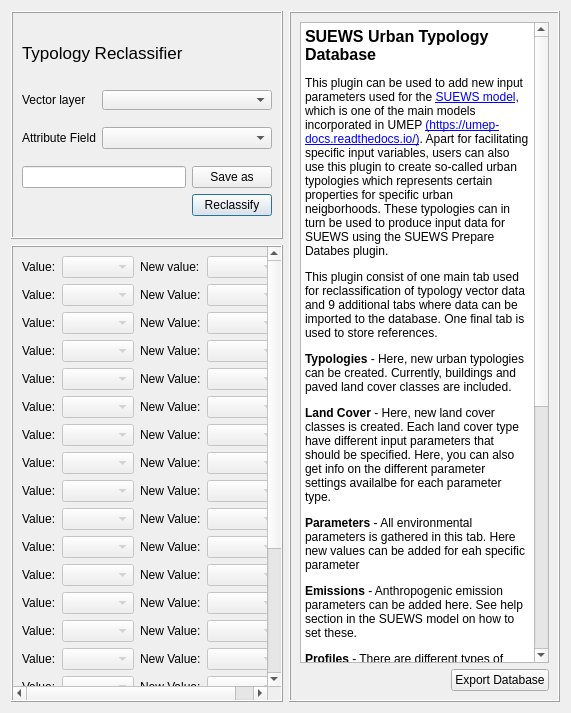
Qt form tabs/reclassifier_tab.ui (gusbacos/suews_database_manager) before a commit.
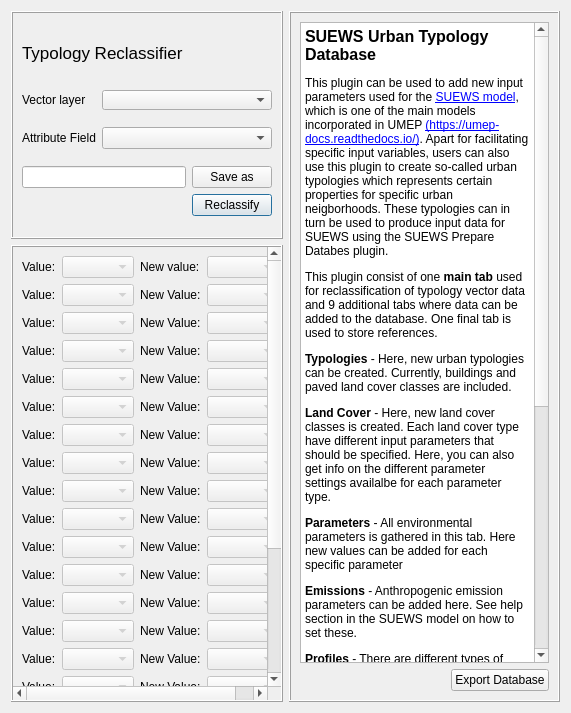
The same form after that commit. Custom widgets are drawn as their Qt base class.

Commit message: changed typology to landcover

What changed in the file:
```diff
--- a/tabs/reclassifier_tab.ui
+++ b/tabs/reclassifier_tab.ui
@@ -863,13 +863,13 @@
 &lt;/style&gt;&lt;/head&gt;&lt;body style=&quot; font-family:'MS Shell Dlg 2'; font-size:7.8pt; font-weight:400; font-style:normal;&quot;&gt;
 &lt;p style=&quot; margin-top:0px; margin-bottom:0px; margin-left:0px; margin-right:0px; -qt-block-indent:0; text-indent:0px;&quot;&gt;&lt;span style=&quot; font-size:12pt; font-weight:600;&quot;&gt;SUEWS Urban Typology Database&lt;/span&gt;&lt;/p&gt;
 &lt;p style=&quot; margin-top:12px; margin-bottom:12px; margin-left:0px; margin-right:0px; -qt-block-indent:0; text-indent:0px;&quot;&gt;&lt;span style=&quot; font-size:9pt;&quot;&gt;This plugin can be used to add new input parameters used for the &lt;/span&gt;&lt;a href=&quot;https://suews.readthedocs.io/en/latest/&quot;&gt;&lt;span style=&quot; font-size:9pt; text-decoration: underline; color:#0000ff;&quot;&gt;SUEWS model&lt;/span&gt;&lt;/a&gt;&lt;span style=&quot; font-size:9pt;&quot;&gt;, which is one of the main models incorporated in UMEP &lt;/span&gt;&lt;a href=&quot;https://umep-docs.readthedocs.io/en/latest/&quot;&gt;&lt;span style=&quot; font-size:9pt; text-decoration: underline; color:#0000ff;&quot;&gt;(https://umep-docs.readthedocs.io/)&lt;/span&gt;&lt;/a&gt;&lt;span style=&quot; font-size:9pt;&quot;&gt;. Apart for facilitating specific input variables, users can also use this plugin to create so-called urban typologies which represents certain properties for specific urban neigborhoods. These typologies can in turn be used to produce input data for SUEWS using the SUEWS Prepare Databes plugin.&lt;/span&gt;&lt;/p&gt;
-&lt;p style=&quot; margin-top:12px; margin-bottom:12px; margin-left:0px; margin-right:0px; -qt-block-indent:0; text-indent:0px;&quot;&gt;&lt;span style=&quot; font-size:9pt;&quot;&gt;This plugin consist of one main tab used for reclassification of typology vector data and 9 additional tabs where data can be imported to the database. One final tab is used to store references.&lt;/span&gt;&lt;/p&gt;
+&lt;p style=&quot; margin-top:12px; margin-bottom:12px; margin-left:0px; margin-right:0px; -qt-block-indent:0; text-indent:0px;&quot;&gt;&lt;span style=&quot; font-size:9pt;&quot;&gt;This plugin consist of one &lt;/span&gt;&lt;span style=&quot; font-size:9pt; font-weight:600;&quot;&gt;main tab&lt;/span&gt;&lt;span style=&quot; font-size:9pt;&quot;&gt; used for reclassification of typology vector data and 9 additional tabs where data can be added to the database. One final tab is used to store references.&lt;/span&gt;&lt;/p&gt;
 &lt;p style=&quot; margin-top:12px; margin-bottom:12px; margin-left:0px; margin-right:0px; -qt-block-indent:0; text-indent:0px;&quot;&gt;&lt;span style=&quot; font-size:9pt; font-weight:600;&quot;&gt;Typologies&lt;/span&gt;&lt;span style=&quot; font-size:9pt;&quot;&gt; - Here, new urban typologies can be created. Currently, buildings and paved land cover classes are included.&lt;/span&gt;&lt;/p&gt;
 &lt;p style=&quot; margin-top:12px; margin-bottom:12px; margin-left:0px; margin-right:0px; -qt-block-indent:0; text-indent:0px;&quot;&gt;&lt;span style=&quot; font-size:9pt; font-weight:600;&quot;&gt;Land Cover&lt;/span&gt;&lt;span style=&quot; font-size:9pt;&quot;&gt; - Here, new land cover classes is created. Each land cover type have different input parameters that should be specified. Here, you can also get info on the different parameter settings availalbe for each parameter type.&lt;/span&gt;&lt;/p&gt;
-&lt;p style=&quot; margin-top:12px; margin-bottom:12px; margin-left:0px; margin-right:0px; -qt-block-indent:0; text-indent:0px;&quot;&gt;&lt;span style=&quot; font-size:9pt; font-weight:600;&quot;&gt;Parameters&lt;/span&gt;&lt;span style=&quot; font-size:9pt;&quot;&gt; - All environmental parameters is gathered in this tab. Here new values can be added for eah specific parameter&lt;/span&gt;&lt;/p&gt;
+&lt;p style=&quot; margin-top:12px; margin-bottom:12px; margin-left:0px; margin-right:0px; -qt-block-indent:0; text-indent:0px;&quot;&gt;&lt;span style=&quot; font-size:9pt; font-weight:600;&quot;&gt;Parameters&lt;/span&gt;&lt;span style=&quot; font-size:9pt;&quot;&gt; - All environmental parameters is gathered in this tab. Here new values can be added for each specific parameter&lt;/span&gt;&lt;/p&gt;
 &lt;p style=&quot; margin-top:12px; margin-bottom:12px; margin-left:0px; margin-right:0px; -qt-block-indent:0; text-indent:0px;&quot;&gt;&lt;span style=&quot; font-size:9pt; font-weight:600;&quot;&gt;Emissions&lt;/span&gt;&lt;span style=&quot; font-size:9pt;&quot;&gt; - Anthropogenic emission parameters can be added here. See help section in the SUEWS model on how to set these.&lt;/span&gt;&lt;/p&gt;
 &lt;p style=&quot; margin-top:12px; margin-bottom:12px; margin-left:0px; margin-right:0px; -qt-block-indent:0; text-indent:0px;&quot;&gt;&lt;span style=&quot; font-size:9pt; font-weight:600;&quot;&gt;Profiles&lt;/span&gt;&lt;span style=&quot; font-size:9pt;&quot;&gt; - There are different types of activity profiles used in SUEWS. They are all gathered in this tab. This plugin has imported country-specific profile from the LUCY-model (&lt;/span&gt;&lt;a href=&quot;https://rmets.onlinelibrary.wiley.com/doi/10.1002/joc.2210&quot;&gt;&lt;span style=&quot; font-size:9pt; text-decoration: underline; color:#0000ff;&quot;&gt;Allen et al. 2010&lt;/span&gt;&lt;/a&gt;&lt;span style=&quot; font-size:9pt;&quot;&gt;) that can be used. You can also create your own profiles.&lt;/span&gt;&lt;/p&gt;
-&lt;p style=&quot; margin-top:12px; margin-bottom:12px; margin-left:0px; margin-right:0px; -qt-block-indent:0; text-indent:0px;&quot;&gt;&lt;span style=&quot; font-size:9pt; font-weight:600;&quot;&gt;Irrigation&lt;/span&gt;&lt;span style=&quot; font-size:9pt;&quot;&gt; - Hydrology is one main feature in SUEWS. The tab can set specific parameters related to&lt;/span&gt;&lt;span style=&quot; font-size:9pt; font-weight:600;&quot;&gt; &lt;/span&gt;&lt;span style=&quot; font-size:9pt;&quot;&gt;irrigation&lt;/span&gt;&lt;/p&gt;
+&lt;p style=&quot; margin-top:12px; margin-bottom:12px; margin-left:0px; margin-right:0px; -qt-block-indent:0; text-indent:0px;&quot;&gt;&lt;span style=&quot; font-size:9pt; font-weight:600;&quot;&gt;Irrigation&lt;/span&gt;&lt;span style=&quot; font-size:9pt;&quot;&gt; - Hydrology is one main feature in SUEWS. In this tab one can set specific parameters related to&lt;/span&gt;&lt;span style=&quot; font-size:9pt; font-weight:600;&quot;&gt; &lt;/span&gt;&lt;span style=&quot; font-size:9pt;&quot;&gt;irrigation&lt;/span&gt;&lt;/p&gt;
 &lt;p style=&quot; margin-top:12px; margin-bottom:12px; margin-left:0px; margin-right:0px; -qt-block-indent:0; text-indent:0px;&quot;&gt;&lt;span style=&quot; font-size:9pt; font-weight:600;&quot;&gt;Snow&lt;/span&gt;&lt;span style=&quot; font-size:9pt;&quot;&gt; - A specific module within SUEWS can also model the effect of snow on water and energy balance. This tab sets various parameters related to this module.&lt;/span&gt;&lt;/p&gt;
 &lt;p style=&quot; margin-top:12px; margin-bottom:12px; margin-left:0px; margin-right:0px; -qt-block-indent:0; text-indent:0px;&quot;&gt;&lt;span style=&quot; font-size:9pt; font-weight:600;&quot;&gt;Building facets&lt;/span&gt;&lt;span style=&quot; font-size:9pt;&quot;&gt; - SUEWS have capabilities to estimate radiation and storage fluxes via the SPARTACUS-model (still experimental) and the ESTM-scheme. Properties of building facts are added in this tab.  &lt;/span&gt;&lt;/p&gt;
 &lt;p style=&quot; margin-top:12px; margin-bottom:12px; margin-left:0px; margin-right:0px; -qt-block-indent:0; text-indent:0px;&quot;&gt;&lt;span style=&quot; font-size:9pt; font-weight:600;&quot;&gt;Building Materials&lt;/span&gt;&lt;span style=&quot; font-size:9pt;&quot;&gt; - Here building materials is added to the database.&lt;/span&gt;&lt;/p&gt;
```
The commit also changes 5 other files.
